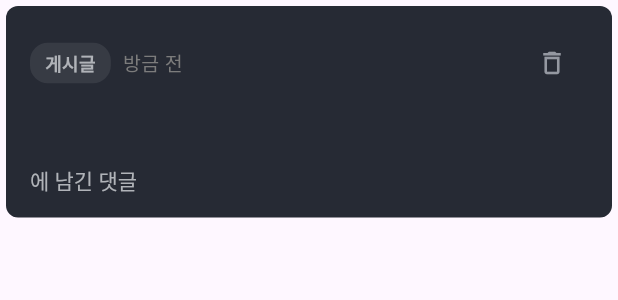
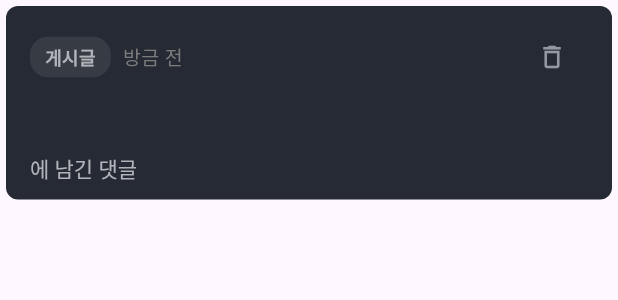
Before and after one commit to boulderside/boulderside-flutter, a Flutter app: the _MyCommentCard widget shown alone on an empty page, opened directly with empty values, on a phone screen of 412 x 824 dp. Shown: the top 300 px of the screen. Run offline on Flutter 3.47's test engine with Material 3 defaults, Android fonts, the phone set to English and light mode, and no system bars; our stand-ins replace dio, flutter_native_splash, flutter_riverpod, flutter_secure_storage, get_it, go_router and 4 more; missing offline and left inert: flutter_naver_map, kakao_flutter_sdk_common, kakao_flutter_sdk_talk, kakao_flutter_sdk_user; accounts and stored records are empty; network calls fail; Roboto replaces fonts that are missing (Pretendard).

```diff
--- a/lib/src/features/community/presentation/screens/board_detail.dart
+++ b/lib/src/features/community/presentation/screens/board_detail.dart
@@ -59,8 +59,8 @@ class _BoardDetailPageState extends ConsumerState<BoardDetailPage> {
         if (_itemScrollController.isAttached) {
           _itemScrollController.scrollTo(
             index: index + 2,
-            duration: const Duration(milliseconds: 500),
-            curve: Curves.easeInOut,
+            duration: const Duration(milliseconds: 800),
+            curve: Curves.easeInOutCubic,
           );
         }
       });
--- a/lib/src/features/community/presentation/screens/companion_detail.dart
+++ b/lib/src/features/community/presentation/screens/companion_detail.dart
@@ -58,8 +58,8 @@ class _CompanionDetailPageState extends ConsumerState<CompanionDetailPage> {
         if (_itemScrollController.isAttached) {
           _itemScrollController.scrollTo(
             index: index + 2,
-            duration: const Duration(milliseconds: 500),
-            curve: Curves.easeInOut,
+            duration: const Duration(milliseconds: 800),
+            curve: Curves.easeInOutCubic,
           );
         }
       });
--- a/lib/src/features/community/presentation/widgets/comment_card.dart
+++ b/lib/src/features/community/presentation/widgets/comment_card.dart
@@ -179,10 +179,8 @@ class _CommentCardState extends State<CommentCard> {
             ),
         ],
       ),
-    );
-  }
-
-  void _showDeleteConfirmDialog() {
+        );
+      }  void _showDeleteConfirmDialog() {
     showDialog(
       context: context,
       builder: (context) => AlertDialog(
--- a/lib/src/features/home/presentation/screens/route_detail_page.dart
+++ b/lib/src/features/home/presentation/screens/route_detail_page.dart
@@ -124,8 +124,8 @@ class _RouteDetailPageState extends ConsumerState<RouteDetailPage> {
         if (_itemScrollController.isAttached) {
           _itemScrollController.scrollTo(
             index: index + 2,
-            duration: const Duration(milliseconds: 500),
-            curve: Curves.easeInOut,
+            duration: const Duration(milliseconds: 800),
+            curve: Curves.easeInOutCubic,
           );
         }
       });
--- a/lib/src/features/mypage/presentation/screens/my_comments_screen.dart
+++ b/lib/src/features/mypage/presentation/screens/my_comments_screen.dart
@@ -389,7 +389,7 @@ class _MyCommentCard extends StatelessWidget {
           elevation: 0,
           shape: RoundedRectangleBorder(borderRadius: BorderRadius.circular(8)),
           child: Padding(
-            padding: const EdgeInsets.fromLTRB(16, 14, 16, 14),
+            padding: const EdgeInsets.fromLTRB(16, 10, 16, 10),
             child: Column(
               crossAxisAlignment: CrossAxisAlignment.start,
               mainAxisSize: MainAxisSize.min,
@@ -422,7 +422,7 @@ class _MyCommentCard extends StatelessWidget {
                     ),
                   ],
                 ),
-                const SizedBox(height: 10),
+                const SizedBox(height: 8),
                 Text(
                   comment.content,
                   style: const TextStyle(
@@ -436,7 +436,7 @@ class _MyCommentCard extends StatelessWidget {
                   overflow: TextOverflow.ellipsis,
                 ),
                 if (comment.domainTitle != null) ...[
-                  const SizedBox(height: 10),
+                  const SizedBox(height: 8),
                   GestureDetector(
                     onTap: onDomainTap,
                     behavior: HitTestBehavior.opaque,
```
